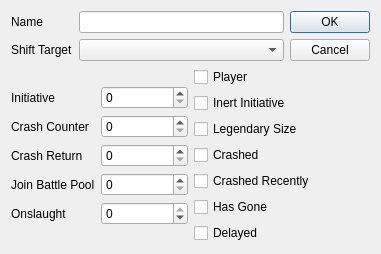
Before: the Qt Designer form lib/Modification_Window.ui in ErikSeguinte/ex-3e-tracker-Python, drawn with Qt 5.
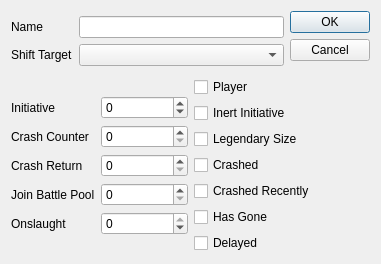
After: the same form once the commit is applied.

Commit message: Allow negative initiative in modify window

```diff
--- a/lib/Modification_Window.ui
+++ b/lib/Modification_Window.ui
@@ -7,7 +7,7 @@
     <x>0</x>
     <y>0</y>
     <width>381</width>
-    <height>239</height>
+    <height>264</height>
    </rect>
   </property>
   <property name="windowTitle">
@@ -70,7 +70,11 @@
         </widget>
        </item>
        <item row="0" column="1">
-        <widget class="QSpinBox" name="Initiative_box"/>
+        <widget class="QSpinBox" name="Initiative_box">
+         <property name="minimum">
+          <number>-99</number>
+         </property>
+        </widget>
        </item>
        <item row="1" column="0">
         <widget class="QLabel" name="label_4">
```
The commit also changes 2 other files.
